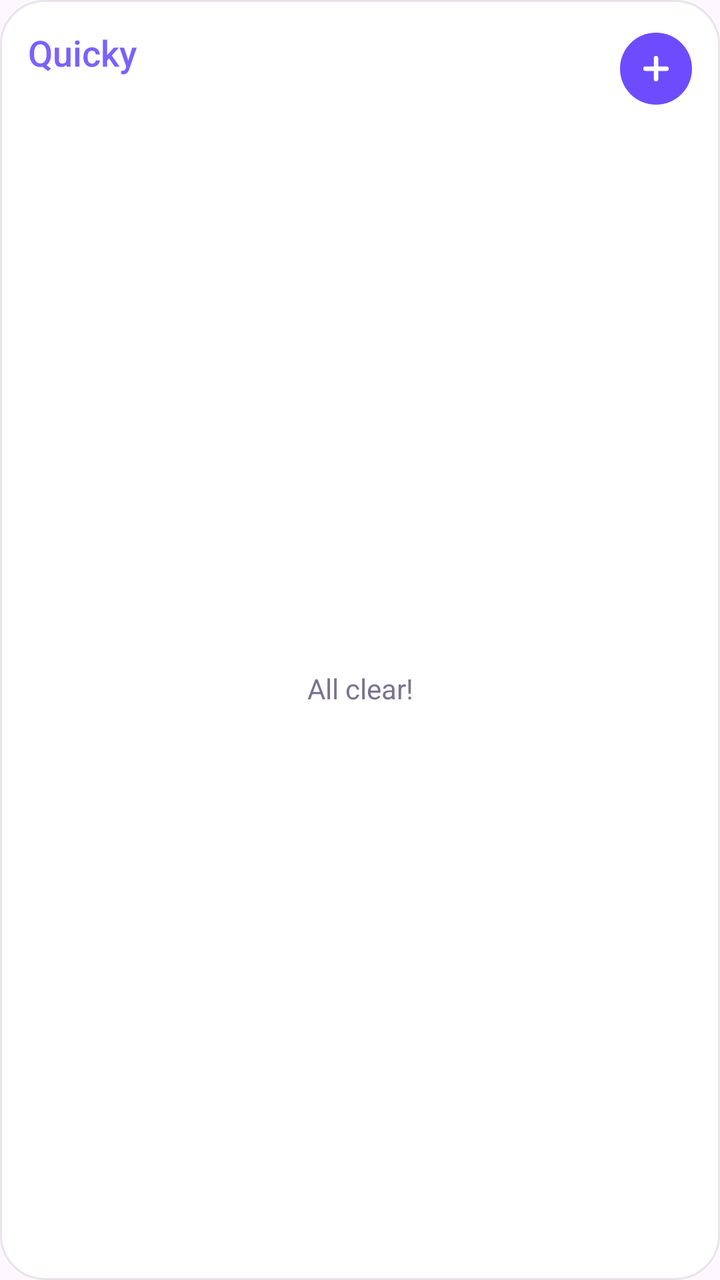
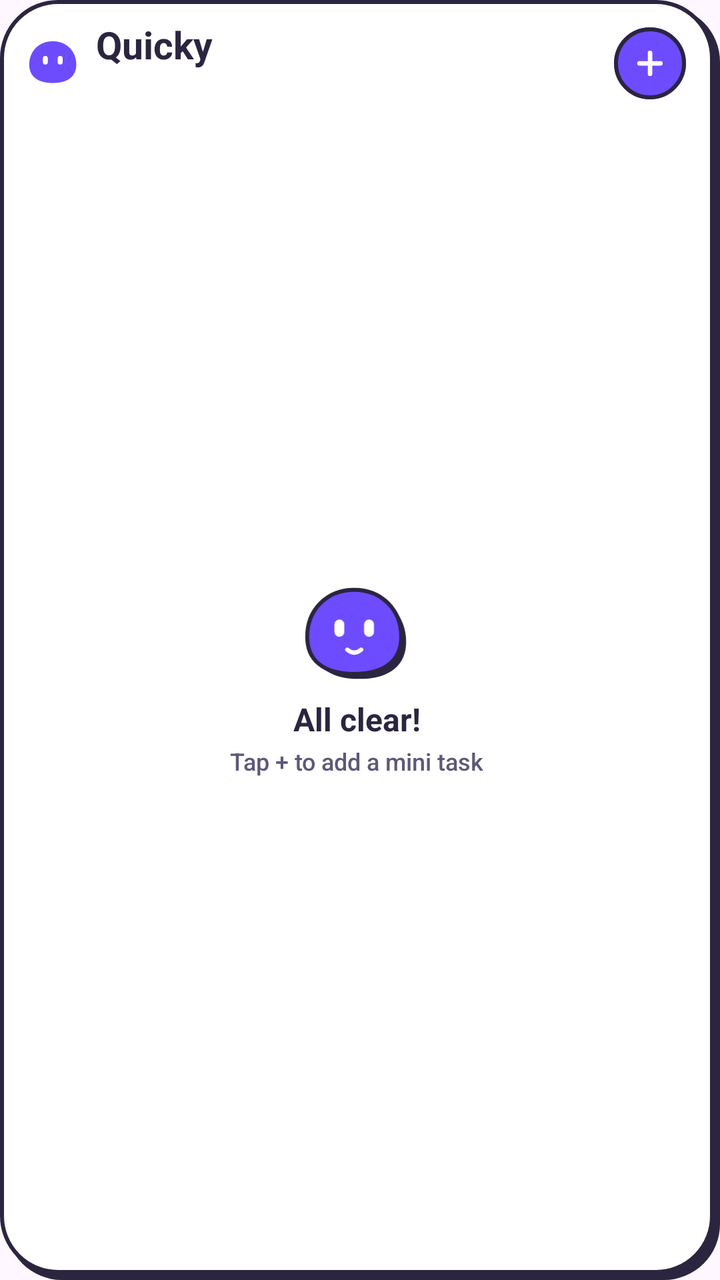

Two renders of the same Android screen: before a commit and after it. Below are the layout's source before the change and the commit's diff.
<!-- AndroidManifest.xml: another module's application theme Theme.quicky -->
<!-- res/layout/w_list.xml -->
<?xml version="1.0" encoding="utf-8"?>
<LinearLayout xmlns:android="http://schemas.android.com/apk/res/android"
    android:id="@+id/w_root"
    android:layout_width="match_parent"
    android:layout_height="match_parent"
    android:background="@drawable/w_card_light"
    android:orientation="vertical"
    android:padding="14dp">
    <LinearLayout
        android:layout_width="match_parent"
        android:layout_height="wrap_content"
        android:gravity="center_vertical"
        android:orientation="horizontal">
        <LinearLayout
            android:id="@+id/w_head"
            android:layout_width="0dp"
            android:layout_height="wrap_content"
            android:layout_weight="1"
            android:orientation="vertical">
            <TextView android:id="@+id/w_title" android:layout_width="wrap_content" android:layout_height="wrap_content" android:text="Quicky" android:textColor="#FF7B61FF" android:textSize="18sp" android:fontFamily="sans-serif-medium" />
            <TextView android:id="@+id/w_sub" android:layout_width="wrap_content" android:layout_height="wrap_content" android:textColor="#FF7A7392" android:textSize="12sp" />
        </LinearLayout>
        <FrameLayout
            android:id="@+id/w_add_wrap"
            android:layout_width="36dp"
            android:layout_height="36dp">
            <ImageView android:id="@+id/w_add_bg" android:tint="#FF6D4CFF" android:layout_width="match_parent" android:layout_height="match_parent" android:src="@drawable/w_circle" android:contentDescription="@null" />
            <ImageView android:id="@+id/w_add" android:layout_width="match_parent" android:layout_height="match_parent" android:padding="9dp" android:src="@drawable/ic_add" android:contentDescription="Add a task" />
        </FrameLayout>
    </LinearLayout>
    <FrameLayout
        android:layout_width="match_parent"
        android:layout_height="0dp"
        android:layout_marginTop="8dp"
        android:layout_weight="1">
        <ListView
            android:id="@+id/w_rows"
            android:layout_width="match_parent"
            android:layout_height="match_parent"
            android:divider="@null"
            android:dividerHeight="0dp" />
        <TextView
            android:id="@+id/w_empty"
            android:layout_width="match_parent"
            android:layout_height="match_parent"
            android:gravity="center"
            android:text="All clear!"
            android:textColor="#FF7A7392"
            android:textSize="14sp" />
    </FrameLayout>
</LinearLayout>
<!-- resources referenced by this layout -->
<resources>
  <!-- drawable w_card_light (drawable) -->
  <?xml version="1.0" encoding="utf-8"?>
  <shape xmlns:android="http://schemas.android.com/apk/res/android" android:shape="rectangle">
      <solid android:color="#FFFFFFFF" />
      <stroke android:width="1dp" android:color="#1A2B2540" />
      <corners android:radius="22dp" />
  </shape>
  <!-- drawable w_circle (drawable) -->
  <?xml version="1.0" encoding="utf-8"?>
  <shape xmlns:android="http://schemas.android.com/apk/res/android" android:shape="oval">
      <solid android:color="#FFFFFFFF" />
  </shape>
  <!-- unchanged entries left out for length: 2 -->
</resources>

<!-- the commit's change to res/layout/w_list.xml (unified diff, before → after) -->
@@ -1,51 +1,62 @@
 <?xml version="1.0" encoding="utf-8"?>
-<LinearLayout xmlns:android="http://schemas.android.com/apk/res/android"
-    android:id="@+id/w_root"
+<FrameLayout xmlns:android="http://schemas.android.com/apk/res/android"
+    android:id="@android:id/background"
     android:layout_width="match_parent"
     android:layout_height="match_parent"
-    android:background="@drawable/w_card_light"
-    android:orientation="vertical"
-    android:padding="14dp">
-    <LinearLayout
-        android:layout_width="match_parent"
-        android:layout_height="wrap_content"
-        android:gravity="center_vertical"
-        android:orientation="horizontal">
+    android:background="@drawable/w_card_q_light"
+    android:paddingStart="14dp"
+    android:paddingTop="12dp"
+    android:paddingEnd="17dp"
+    android:paddingBottom="15dp">
+    <LinearLayout android:layout_width="match_parent" android:layout_height="match_parent" android:orientation="vertical">
         <LinearLayout
             android:id="@+id/w_head"
-            android:layout_width="0dp"
+            android:layout_width="match_parent"
             android:layout_height="wrap_content"
-            android:layout_weight="1"
-            android:orientation="vertical">
-            <TextView android:id="@+id/w_title" android:layout_width="wrap_content" android:layout_height="wrap_content" android:text="Quicky" android:textColor="#FF7B61FF" android:textSize="18sp" android:fontFamily="sans-serif-medium" />
-            <TextView android:id="@+id/w_sub" android:layout_width="wrap_content" android:layout_height="wrap_content" android:textColor="#FF7A7392" android:textSize="12sp" />
+            android:gravity="center_vertical"
+            android:orientation="horizontal">
+            <ImageView android:id="@+id/w_logo" android:layout_width="26dp" android:layout_height="26dp" android:layout_marginEnd="8dp" android:src="@drawable/ic_quicky" android:tint="#FF6D4CFF" android:contentDescription="@null" />
+            <LinearLayout android:layout_width="0dp" android:layout_height="wrap_content" android:layout_weight="1" android:orientation="vertical">
+                <TextView android:id="@+id/w_title" style="@style/WgTitle" android:layout_width="wrap_content" android:layout_height="wrap_content" android:ellipsize="end" android:includeFontPadding="false" android:singleLine="true" android:text="Quicky" android:textColor="#FF2B2540" android:textSize="19sp" />
+                <ImageView android:id="@+id/w_title_img" android:layout_width="wrap_content" android:layout_height="wrap_content" android:adjustViewBounds="true" android:scaleType="fitStart" android:visibility="gone" android:contentDescription="@null" />
+                <TextView android:id="@+id/w_sub" style="@style/WgMeta" android:layout_width="wrap_content" android:layout_height="wrap_content" android:layout_marginTop="1dp" android:ellipsize="end" android:singleLine="true" android:textColor="#FF5E5878" android:textSize="12sp" />
+            </LinearLayout>
+            <FrameLayout android:id="@+id/w_add_wrap" android:layout_width="36dp" android:layout_height="36dp" android:layout_marginStart="8dp" android:contentDescription="Add a task">
+                <ImageView android:id="@+id/w_add_bg" android:layout_width="match_parent" android:layout_height="match_parent" android:src="@drawable/w_round" android:tint="#FF6D4CFF" android:contentDescription="@null" />
+                <ImageView android:id="@+id/w_add_ring" android:layout_width="match_parent" android:layout_height="match_parent" android:src="@drawable/w_ring" android:contentDescription="@null" />
+                <ImageView android:id="@+id/w_add" android:layout_width="match_parent" android:layout_height="match_parent" android:padding="9dp" android:src="@drawable/ic_add" android:contentDescription="@null" />
+            </FrameLayout>
         </LinearLayout>
-        <FrameLayout
-            android:id="@+id/w_add_wrap"
-            android:layout_width="36dp"
-            android:layout_height="36dp">
-            <ImageView android:id="@+id/w_add_bg" android:tint="#FF6D4CFF" android:layout_width="match_parent" android:layout_height="match_parent" android:src="@drawable/w_circle" android:contentDescription="@null" />
-            <ImageView android:id="@+id/w_add" android:layout_width="match_parent" android:layout_height="match_parent" android:padding="9dp" android:src="@drawable/ic_add" android:contentDescription="Add a task" />
+        <ProgressBar
+            android:id="@+id/w_progress"
+            style="@android:style/Widget.ProgressBar.Horizontal"
+            android:layout_width="match_parent"
+            android:layout_height="5dp"
+            android:layout_marginTop="8dp"
+            android:max="100"
+            android:progress="40"
+            android:progressDrawable="@drawable/w_progress"
+            android:visibility="gone" />
+        <FrameLayout android:layout_width="match_parent" android:layout_height="0dp" android:layout_marginTop="6dp" android:layout_weight="1">
+            <ListView android:id="@+id/w_rows" android:layout_width="match_parent" android:layout_height="match_parent" android:divider="@null" android:dividerHeight="0dp" android:scrollbars="none" />
+            <LinearLayout android:id="@+id/w_empty" android:layout_width="match_parent" android:layout_height="match_parent" android:gravity="center" android:orientation="vertical">
+                <include layout="@layout/w_mascot" android:layout_width="52dp" android:layout_height="47dp" />
+                <TextView android:id="@+id/w_empty_title" style="@style/WgTitle" android:layout_width="wrap_content" android:layout_height="wrap_content" android:layout_marginTop="8dp" android:gravity="center" android:text="All clear!" android:textColor="#FF2B2540" android:textSize="16sp" />
+                <ImageView android:id="@+id/w_empty_title_img" android:layout_width="wrap_content" android:layout_height="wrap_content" android:layout_marginTop="8dp" android:adjustViewBounds="true" android:scaleType="fitStart" android:visibility="gone" android:contentDescription="@null" />
+                <TextView android:id="@+id/w_empty_sub" style="@style/WgMeta" android:layout_width="wrap_content" android:layout_height="wrap_content" android:layout_marginTop="2dp" android:gravity="center" android:text="Tap + to add a mini task" android:textColor="#FF5E5878" android:textSize="12sp" />
+            </LinearLayout>
         </FrameLayout>
     </LinearLayout>
-    <FrameLayout
-        android:layout_width="match_parent"
-        android:layout_height="0dp"
-        android:layout_marginTop="8dp"
-        android:layout_weight="1">
-        <ListView
-            android:id="@+id/w_rows"
-            android:layout_width="match_parent"
-            android:layout_height="match_parent"
-            android:divider="@null"
-            android:dividerHeight="0dp" />
-        <TextView
-            android:id="@+id/w_empty"
-            android:layout_width="match_parent"
-            android:layout_height="match_parent"
-            android:gravity="center"
-            android:text="All clear!"
-            android:textColor="#FF7A7392"
-            android:textSize="14sp" />
-    </FrameLayout>
-</LinearLayout>
+</FrameLayout>
+<!-- res/layout/w_mascot.xml (included above) -->
+<?xml version="1.0" encoding="utf-8"?>
+<FrameLayout xmlns:android="http://schemas.android.com/apk/res/android"
+    android:id="@+id/w_mascot"
+    android:layout_width="match_parent"
+    android:layout_height="match_parent">
+    <ImageView android:id="@+id/w_q_shadow" android:layout_width="match_parent" android:layout_height="match_parent" android:scaleType="fitCenter" android:src="@drawable/w_q_shadow" android:tint="#FF2B2540" android:contentDescription="@null" />
+    <ImageView android:id="@+id/w_q_body" android:layout_width="match_parent" android:layout_height="match_parent" android:scaleType="fitCenter" android:src="@drawable/w_q_body" android:tint="#FF6D4CFF" android:contentDescription="@null" />
+    <ImageView android:id="@+id/w_q_line" android:layout_width="match_parent" android:layout_height="match_parent" android:scaleType="fitCenter" android:src="@drawable/w_q_line" android:contentDescription="@null" />
+    <ImageView android:id="@+id/w_q_face" android:layout_width="match_parent" android:layout_height="match_parent" android:scaleType="fitCenter" android:src="@drawable/w_q_face" android:contentDescription="Quicky" />
+    <ImageView android:id="@+id/w_q_cross" android:layout_width="match_parent" android:layout_height="match_parent" android:scaleType="fitCenter" android:src="@drawable/w_q_cross" android:visibility="gone" android:contentDescription="@null" />
+</FrameLayout>
<!-- resource entries referenced after the edit -->
@@ -1,17 +1,71 @@
 <!-- resources referenced by this layout -->
 <resources>
-  <!-- drawable w_card_light (drawable) -->
+  <!-- drawable ic_quicky (drawable) -->
+  <?xml version="1.0" encoding="utf-8"?>
+  <vector xmlns:android="http://schemas.android.com/apk/res/android" android:width="42dp" android:height="38dp" android:viewportWidth="42" android:viewportHeight="38">
+      <path android:fillColor="#FFFFFFFF" android:fillType="evenOdd" android:pathData="M20,1C31,1 39,9 39,20c0,9 -6,15 -19,15S1,29 1,20C1,9 9,1 20,1zM12,15a2,2 0,0 1,4 0v3a2,2 0,0 1,-4 0zM24,15a2,2 0,0 1,4 0v3a2,2 0,0 1,-4 0z" />
+  </vector>
+  <!-- drawable w_card_q_light (drawable) -->
+  <?xml version="1.0" encoding="utf-8"?>
+  <layer-list xmlns:android="http://schemas.android.com/apk/res/android">
+      <item android:left="3dp" android:top="3dp">
+          <shape android:shape="rectangle"><solid android:color="#FF2B2540" /><corners android:radius="@dimen/w_radius" /></shape>
+      </item>
+      <item android:right="3dp" android:bottom="3dp">
+          <shape android:shape="rectangle"><solid android:color="#FFFFFFFF" /><stroke android:width="2dp" android:color="#FF2B2540" /><corners android:radius="@dimen/w_radius" /></shape>
+      </item>
+  </layer-list>
+  <!-- drawable w_progress (drawable) -->
+  <?xml version="1.0" encoding="utf-8"?>
+  <layer-list xmlns:android="http://schemas.android.com/apk/res/android">
+      <item android:id="@android:id/background">
+          <shape><solid android:color="#FFEDE9FB" /><corners android:radius="99dp" /></shape>
+      </item>
+      <item android:id="@android:id/progress">
+          <clip><shape><solid android:color="#FF6D4CFF" /><corners android:radius="99dp" /></shape></clip>
+      </item>
+  </layer-list>
+  <!-- drawable w_q_body (drawable) -->
+  <?xml version="1.0" encoding="utf-8"?>
+  <vector xmlns:android="http://schemas.android.com/apk/res/android" android:width="42dp" android:height="38dp" android:viewportWidth="42" android:viewportHeight="38">
+      <path android:fillColor="#FFFFFFFF" android:pathData="M20,1C31,1 39,9 39,20c0,9 -6,15 -19,15S1,29 1,20C1,9 9,1 20,1z" />
+  </vector>
+  <!-- drawable w_q_cross (drawable) -->
+  <?xml version="1.0" encoding="utf-8"?>
+  <vector xmlns:android="http://schemas.android.com/apk/res/android" android:width="42dp" android:height="38dp" android:viewportWidth="42" android:viewportHeight="38">
+      <path android:strokeColor="#FF2B2540" android:strokeWidth="2.2" android:strokeLineCap="round" android:pathData="M11,12.4l5.2,-2.2M29,12.4l-5.2,-2.2" />
+      <path android:strokeColor="#FF2B2540" android:strokeWidth="1.8" android:strokeLineCap="round" android:pathData="M17.2,26.8q2.8,-2.2 5.6,0" />
+  </vector>
+  <!-- drawable w_q_face (drawable) -->
+  <?xml version="1.0" encoding="utf-8"?>
+  <vector xmlns:android="http://schemas.android.com/apk/res/android" android:width="42dp" android:height="38dp" android:viewportWidth="42" android:viewportHeight="38">
+      <path android:fillColor="#FFFFFFFF" android:pathData="M12,15a2,2 0,0 1,4 0v3a2,2 0,0 1,-4 0zM24,15a2,2 0,0 1,4 0v3a2,2 0,0 1,-4 0z" />
+      <path android:strokeColor="#FFFFFFFF" android:strokeWidth="1.7" android:strokeLineCap="round" android:pathData="M17.2,25.2q2.8,2.4 5.6,0" />
+  </vector>
+  <!-- drawable w_q_line (drawable) -->
+  <?xml version="1.0" encoding="utf-8"?>
+  <vector xmlns:android="http://schemas.android.com/apk/res/android" android:width="42dp" android:height="38dp" android:viewportWidth="42" android:viewportHeight="38">
+      <path android:strokeColor="#FF2B2540" android:strokeWidth="1.6" android:strokeLineJoin="round" android:pathData="M20,1C31,1 39,9 39,20c0,9 -6,15 -19,15S1,29 1,20C1,9 9,1 20,1z" />
+  </vector>
+  <!-- drawable w_q_shadow (drawable) -->
+  <?xml version="1.0" encoding="utf-8"?>
+  <vector xmlns:android="http://schemas.android.com/apk/res/android" android:width="42dp" android:height="38dp" android:viewportWidth="42" android:viewportHeight="38">
+      <group android:translateX="2" android:translateY="2"><path android:fillColor="#FFFFFFFF" android:pathData="M20,1C31,1 39,9 39,20c0,9 -6,15 -19,15S1,29 1,20C1,9 9,1 20,1z" /></group>
+  </vector>
+  <!-- drawable w_ring (drawable) -->
+  <?xml version="1.0" encoding="utf-8"?>
+  <shape xmlns:android="http://schemas.android.com/apk/res/android" android:shape="oval">
+      <stroke android:width="2dp" android:color="#FF2B2540" />
+  </shape>
+  <!-- drawable w_round (drawable) -->
   <?xml version="1.0" encoding="utf-8"?>
   <shape xmlns:android="http://schemas.android.com/apk/res/android" android:shape="rectangle">
       <solid android:color="#FFFFFFFF" />
-      <stroke android:width="1dp" android:color="#1A2B2540" />
-      <corners android:radius="22dp" />
+      <corners android:radius="999dp" />
   </shape>
-  <!-- drawable w_circle (drawable) -->
-  <?xml version="1.0" encoding="utf-8"?>
-  <shape xmlns:android="http://schemas.android.com/apk/res/android" android:shape="oval">
-      <solid android:color="#FFFFFFFF" />
-  </shape>
+  <style name="WgMeta"><item name="android:fontFamily">sans-serif-medium</item></style>
+  <style name="WgTitle"><item name="android:fontFamily">sans-serif</item><item name="android:textStyle">bold</item></style>
+  <dimen name="w_radius">20dp</dimen>
   <!-- unchanged entries left out for length: 2 -->
 </resources>
 
